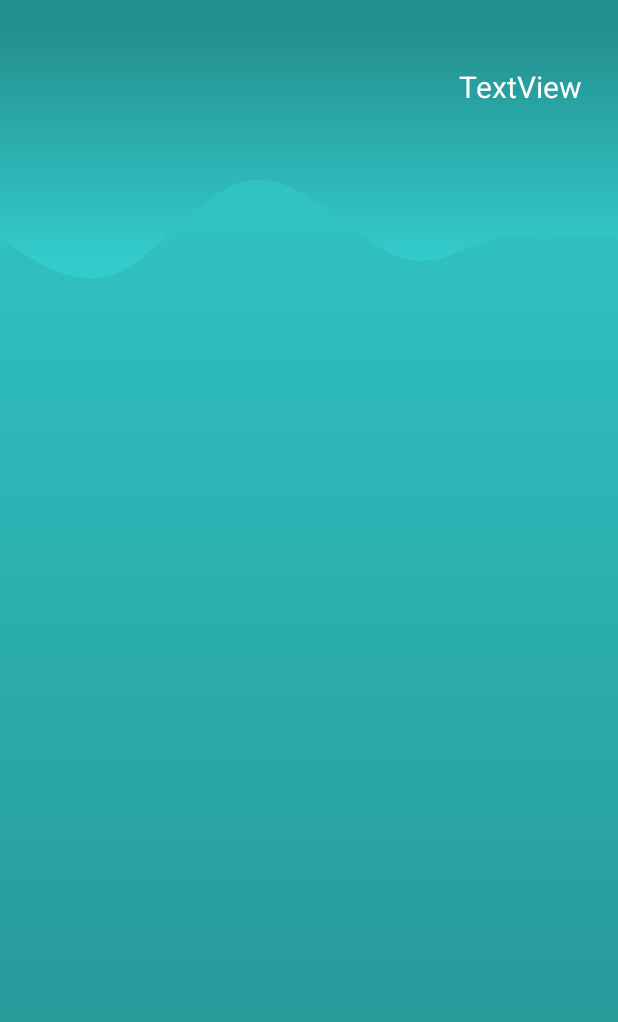
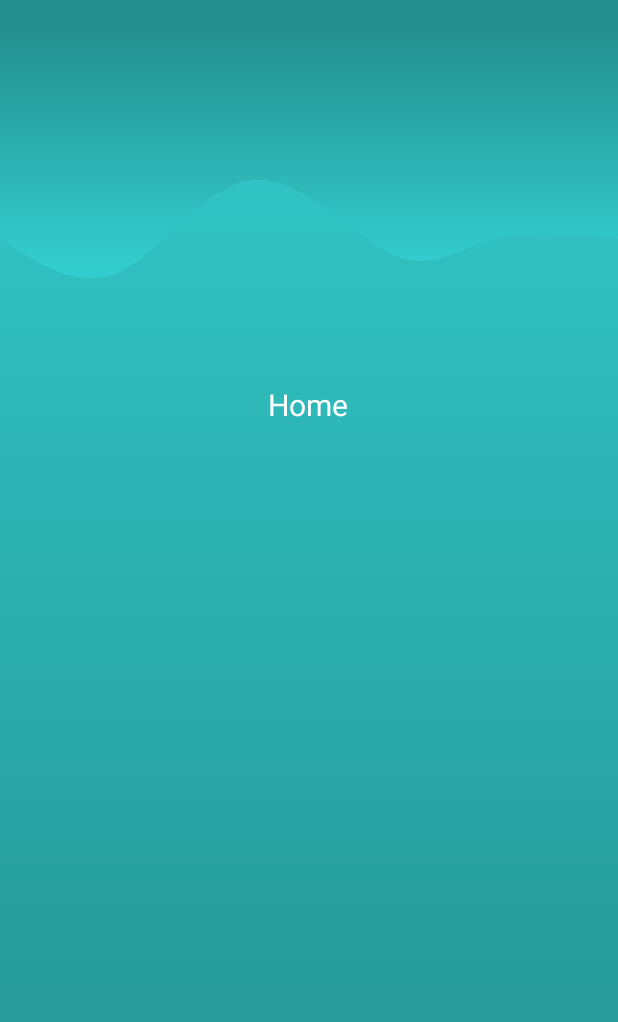
Before and after one commit to josefervalenciacontreras/IU_android_estudio, an Android app: the DashboardActivity screen opened directly, with no data from a screen before it, on a phone screen of 412 x 824 dp. Shown: the top 1022 px of the screen. Run offline under Robolectric (Android 15) with nearby library versions, the phone set to English and light mode, and no system bars.

Commit message:
Merge remote-tracking branch 'origin/master'
# Conflicts:
#	app/src/main/java/com/example/myapplication/MainActivity.java

```diff
--- a/app/src/main/java/com/example/myapplication/DashboardActivity.java
+++ b/app/src/main/java/com/example/myapplication/DashboardActivity.java
@@ -7,19 +7,11 @@ import android.widget.TextView;
 
 public class DashboardActivity extends AppCompatActivity {
 
-    TextView userName;
 
     @Override
     protected void onCreate(Bundle savedInstanceState) {
         super.onCreate(savedInstanceState);
         setContentView(R.layout.activity_dashboard);
 
-        userName = findViewById(R.id.textUser);
-        Bundle bundle = getIntent().getExtras();
-        userName.setText(bundle.getString("user"));
-
-
-
-
     }
 }
--- a/app/src/main/res/layout/activity_dashboard.xml
+++ b/app/src/main/res/layout/activity_dashboard.xml
@@ -20,9 +20,9 @@
         android:id="@+id/textUser"
         android:layout_width="wrap_content"
         android:layout_height="wrap_content"
-        android:layout_marginTop="44dp"
-        android:layout_marginEnd="24dp"
-        android:text="TextView"
+        android:layout_marginTop="256dp"
+        android:layout_marginEnd="180dp"
+        android:text="Home"
         android:textColor="@color/white"
         android:textSize="20sp"
         app:layout_constraintEnd_toEndOf="parent"
```
